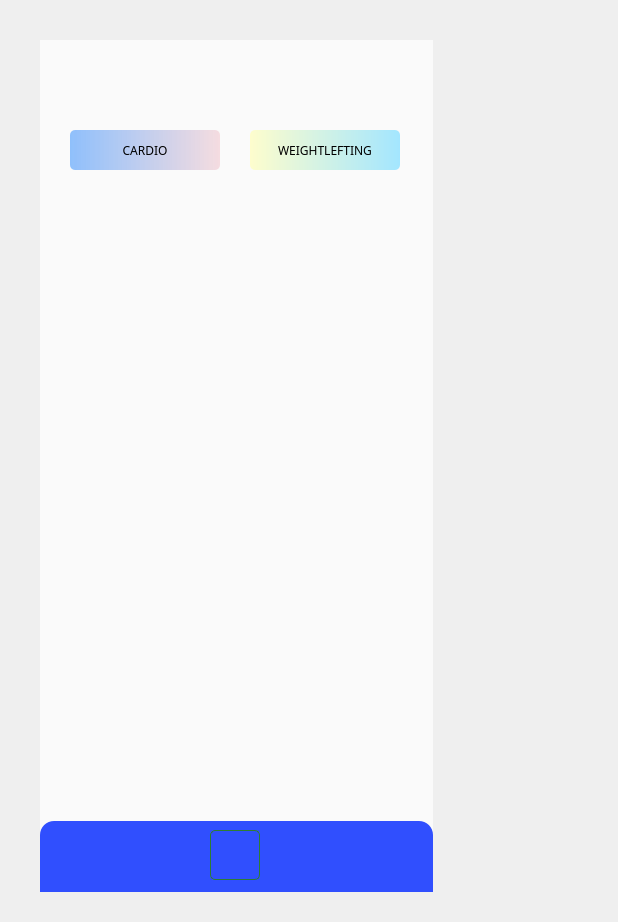
Old version of the form SolCareGUI/main.ui in the repository addinedu-ros-7th/deeplearning-repo-5.
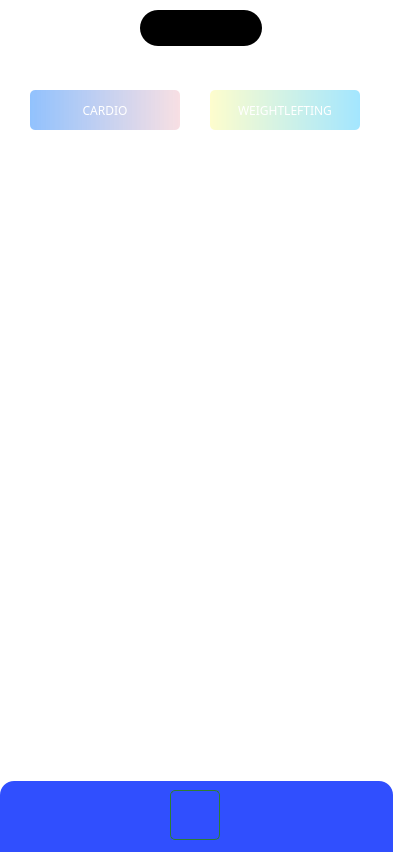
New version of the form. Icons and pictures are not drawn.

The edit to the form file:
```diff
--- a/SolCareGUI/main.ui
+++ b/SolCareGUI/main.ui
@@ -6,15 +6,18 @@
    <rect>
     <x>0</x>
     <y>0</y>
-    <width>618</width>
-    <height>922</height>
+    <width>393</width>
+    <height>852</height>
    </rect>
   </property>
   <property name="windowTitle">
    <string>Dialog</string>
   </property>
   <property name="styleSheet">
-   <string notr="true"/>
+   <string notr="true">
+background-color: rgb(255, 255, 255);
+
+</string>
   </property>
   <widget class="QLabel" name="lb_webcam">
    <property name="enabled">
@@ -22,8 +25,8 @@
    </property>
    <property name="geometry">
     <rect>
-     <x>60</x>
-     <y>190</y>
+     <x>20</x>
+     <y>150</y>
      <width>353</width>
      <height>563</height>
     </rect>
@@ -40,11 +43,128 @@
     <bool>false</bool>
    </property>
   </widget>
+  <widget class="QPushButton" name="btn_weighlifting">
+   <property name="geometry">
+    <rect>
+     <x>210</x>
+     <y>90</y>
+     <width>150</width>
+     <height>40</height>
+    </rect>
+   </property>
+   <property name="font">
+    <font>
+     <family>BM Dohyeon</family>
+    </font>
+   </property>
+   <property name="cursor">
+    <cursorShape>PointingHandCursor</cursorShape>
+   </property>
+   <property name="styleSheet">
+    <string notr="true">QPushButton {
+
+	background-color: qlineargradient(spread:pad, x1:0, y1:0, x2:1, y2:0, stop:0 rgba(254,253,205,1), stop:1 rgba(163,230,255,1));
+	color: rgb(255, 255, 255);
+            border-radius: 5px; 
+            padding: 5px;
+}
+QPushButton:hover {
+            background-color: #EAEAEA; 
+}
+QPushButton:pressed {
+            background-color: #EAEAEA;
+}</string>
+   </property>
+   <property name="text">
+    <string>WEIGHTLEFTING</string>
+   </property>
+  </widget>
+  <widget class="QPushButton" name="btn_cardio">
+   <property name="geometry">
+    <rect>
+     <x>30</x>
+     <y>90</y>
+     <width>150</width>
+     <height>40</height>
+    </rect>
+   </property>
+   <property name="font">
+    <font>
+     <family>BM Dohyeon</family>
+    </font>
+   </property>
+   <property name="cursor">
+    <cursorShape>PointingHandCursor</cursorShape>
+   </property>
+   <property name="styleSheet">
+    <string notr="true">QPushButton {
+
+	background-color: qlineargradient(spread:pad, x1:0, y1:0, x2:1, y2:0, stop:0 rgba(62,147,252,0.57), stop:1 rgba(239,183,192,0.44));
+	color: rgb(255, 255, 255);
+            border-radius: 5px; 
+            padding: 5px;
+}
+QPushButton:hover {
+            background-color: #EAEAEA; 
+}
+QPushButton:pressed {
+            background-color: #EAEAEA;
+}</string>
+   </property>
+   <property name="text">
+    <string>CARDIO</string>
+   </property>
+  </widget>
+  <widget class="QLabel" name="lb_DynamicIsland">
+   <property name="geometry">
+    <rect>
+     <x>140</x>
+     <y>10</y>
+     <width>122</width>
+     <height>36</height>
+    </rect>
+   </property>
+   <property name="styleSheet">
+    <string notr="true">background-color: rgb(0, 0, 0);
+border-radius: 18px</string>
+   </property>
+   <property name="text">
+    <string/>
+   </property>
+  </widget>
+  <widget class="QPushButton" name="btn_home">
+   <property name="geometry">
+    <rect>
+     <x>60</x>
+     <y>800</y>
+     <width>35</width>
+     <height>35</height>
+    </rect>
+   </property>
+   <property name="cursor">
+    <cursorShape>PointingHandCursor</cursorShape>
+   </property>
+   <property name="autoFillBackground">
+    <bool>false</bool>
+   </property>
+   <property name="styleSheet">
+    <string notr="true">border-image: url(:/images/img//home.png);
+background-color: rgb(255, 255, 255,0);
+border-radius: 5px; 
+padding: 5px;</string>
+   </property>
+   <property name="text">
+    <string/>
+   </property>
+   <property name="autoDefault">
+    <bool>true</bool>
+   </property>
+  </widget>
   <widget class="QPushButton" name="btn_profile">
    <property name="geometry">
     <rect>
-     <x>340</x>
-     <y>840</y>
+     <x>300</x>
+     <y>800</y>
      <width>35</width>
      <height>35</height>
     </rect>
@@ -54,7 +174,25 @@
      <active>
       <colorrole role="Button">
        <brush brushstyle="SolidPattern">
-        <color alpha="255">
+        <color alpha="0">
+         <red>255</red>
+         <green>255</green>
+         <blue>255</blue>
+        </color>
+       </brush>
+      </colorrole>
+      <colorrole role="Base">
+       <brush brushstyle="SolidPattern">
+        <color alpha="0">
+         <red>255</red>
+         <green>255</green>
+         <blue>255</blue>
+        </color>
+       </brush>
+      </colorrole>
+      <colorrole role="Window">
+       <brush brushstyle="SolidPattern">
+        <color alpha="0">
          <red>255</red>
          <green>255</green>
          <blue>255</blue>
@@ -65,7 +203,25 @@
      <inactive>
       <colorrole role="Button">
        <brush brushstyle="SolidPattern">
-        <color alpha="255">
+        <color alpha="0">
+         <red>255</red>
+         <green>255</green>
+         <blue>255</blue>
+        </color>
+       </brush>
+      </colorrole>
+      <colorrole role="Base">
+       <brush brushstyle="SolidPattern">
+        <color alpha="0">
+         <red>255</red>
+         <green>255</green>
+         <blue>255</blue>
+        </color>
+       </brush>
+      </colorrole>
+      <colorrole role="Window">
+       <brush brushstyle="SolidPattern">
+        <color alpha="0">
          <red>255</red>
          <green>255</green>
          <blue>255</blue>
@@ -76,7 +232,25 @@
      <disabled>
       <colorrole role="Button">
        <brush brushstyle="SolidPattern">
-        <color alpha="255">
+        <color alpha="0">
+         <red>255</red>
+         <green>255</green>
+         <blue>255</blue>
+        </color>
+       </brush>
+      </colorrole>
+      <colorrole role="Base">
+       <brush brushstyle="SolidPattern">
+        <color alpha="0">
+         <red>255</red>
+         <green>255</green>
+         <blue>255</blue>
+        </color>
+       </brush>
+      </colorrole>
+      <colorrole role="Window">
+       <brush brushstyle="SolidPattern">
+        <color alpha="0">
          <red>255</red>
          <green>255</green>
          <blue>255</blue>
@@ -91,7 +265,8 @@
    </property>
    <property name="styleSheet">
     <string notr="true">QPushButton {
-border-image: url(:/images/img//User.jpg);
+border-image: url(:/images/img//User.png);
+background-color: rgb(255, 255, 255,0);
 border-radius: 5px; 
 padding: 5px;
 }</string>
@@ -100,83 +275,11 @@
     <string/>
    </property>
   </widget>
-  <widget class="QPushButton" name="btn_weighlifting">
-   <property name="geometry">
-    <rect>
-     <x>250</x>
-     <y>130</y>
-     <width>150</width>
-     <height>40</height>
-    </rect>
-   </property>
-   <property name="font">
-    <font>
-     <family>BM Dohyeon</family>
-    </font>
-   </property>
-   <property name="cursor">
-    <cursorShape>PointingHandCursor</cursorShape>
-   </property>
-   <property name="styleSheet">
-    <string notr="true">QPushButton {
-
-	background-color: qlineargradient(spread:pad, x1:0, y1:0, x2:1, y2:0, stop:0 rgba(254,253,205,1), stop:1 rgba(163,230,255,1));
-            color: black;              
-            border-radius: 5px; 
-            padding: 5px;
-}
-QPushButton:hover {
-            background-color: #EAEAEA; 
-}
-QPushButton:pressed {
-            background-color: #EAEAEA;
-}</string>
-   </property>
-   <property name="text">
-    <string>WEIGHTLEFTING</string>
-   </property>
-  </widget>
-  <widget class="QPushButton" name="btn_cardio">
-   <property name="geometry">
-    <rect>
-     <x>70</x>
-     <y>130</y>
-     <width>150</width>
-     <height>40</height>
-    </rect>
-   </property>
-   <property name="font">
-    <font>
-     <family>BM Dohyeon</family>
-    </font>
-   </property>
-   <property name="cursor">
-    <cursorShape>PointingHandCursor</cursorShape>
-   </property>
-   <property name="styleSheet">
-    <string notr="true">QPushButton {
-
-	background-color: qlineargradient(spread:pad, x1:0, y1:0, x2:1, y2:0, stop:0 rgba(62,147,252,0.57), stop:1 rgba(239,183,192,0.44));
-
-            border-radius: 5px; 
-            padding: 5px;
-}
-QPushButton:hover {
-            background-color: #EAEAEA; 
-}
-QPushButton:pressed {
-            background-color: #EAEAEA;
-}</string>
-   </property>
-   <property name="text">
-    <string>CARDIO</string>
-   </property>
-  </widget>
   <widget class="QPushButton" name="btn_camera">
    <property name="geometry">
     <rect>
-     <x>210</x>
-     <y>830</y>
+     <x>170</x>
+     <y>790</y>
      <width>50</width>
      <height>50</height>
     </rect>
@@ -190,10 +293,12 @@
    <property name="styleSheet">
     <string notr="true">QPushButton {
 border-image: url(:/images/img//VideoStabilization.png);
+background-color: rgb(255, 255, 255,0);
 border: 1px solid #2E7D32;
 border-radius: 5px; 
 padding: 5px;
-}</string>
+}
+</string>
    </property>
    <property name="text">
     <string/>
@@ -202,76 +307,11 @@
     <bool>true</bool>
    </property>
   </widget>
-  <widget class="QLabel" name="lb_logo">
+  <widget class="QLabel" name="label_5">
    <property name="geometry">
     <rect>
-     <x>180</x>
-     <y>70</y>
-     <width>111</width>
-     <height>41</height>
-    </rect>
-   </property>
-   <property name="styleSheet">
-    <string notr="true">border-image: url(:/images/img/logo.jpg);</string>
-   </property>
-   <property name="text">
-    <string/>
-   </property>
-   <property name="pixmap">
-    <pixmap>:/images/logo.jpg</pixmap>
-   </property>
-   <property name="scaledContents">
-    <bool>true</bool>
-   </property>
-  </widget>
-  <widget class="QPushButton" name="btn_home">
-   <property name="geometry">
-    <rect>
-     <x>100</x>
-     <y>840</y>
-     <width>35</width>
-     <height>35</height>
-    </rect>
-   </property>
-   <property name="cursor">
-    <cursorShape>PointingHandCursor</cursorShape>
-   </property>
-   <property name="autoFillBackground">
-    <bool>false</bool>
-   </property>
-   <property name="styleSheet">
-    <string notr="true">border-image: url(:/images/img//home.png);
-border-radius: 5px; 
-padding: 5px;</string>
-   </property>
-   <property name="text">
-    <string/>
-   </property>
-   <property name="autoDefault">
-    <bool>true</bool>
-   </property>
-  </widget>
-  <widget class="QLabel" name="lb_background">
-   <property name="geometry">
-    <rect>
-     <x>40</x>
-     <y>40</y>
-     <width>393</width>
-     <height>852</height>
-    </rect>
-   </property>
-   <property name="styleSheet">
-    <string notr="true">background-color: #FAFAFA;</string>
-   </property>
-   <property name="text">
-    <string/>
-   </property>
-  </widget>
-  <widget class="QLabel" name="lb_menuba">
-   <property name="geometry">
-    <rect>
-     <x>40</x>
-     <y>821</y>
+     <x>0</x>
+     <y>781</y>
      <width>393</width>
      <height>71</height>
     </rect>
@@ -285,15 +325,14 @@
     <string/>
    </property>
   </widget>
-  <zorder>lb_background</zorder>
-  <zorder>lb_menuba</zorder>
-  <zorder>btn_camera</zorder>
+  <zorder>label_5</zorder>
   <zorder>lb_webcam</zorder>
-  <zorder>btn_profile</zorder>
   <zorder>btn_weighlifting</zorder>
   <zorder>btn_cardio</zorder>
-  <zorder>lb_logo</zorder>
+  <zorder>lb_DynamicIsland</zorder>
   <zorder>btn_home</zorder>
+  <zorder>btn_profile</zorder>
+  <zorder>btn_camera</zorder>
  </widget>
  <resources>
   <include location="resource.qrc"/>
```
